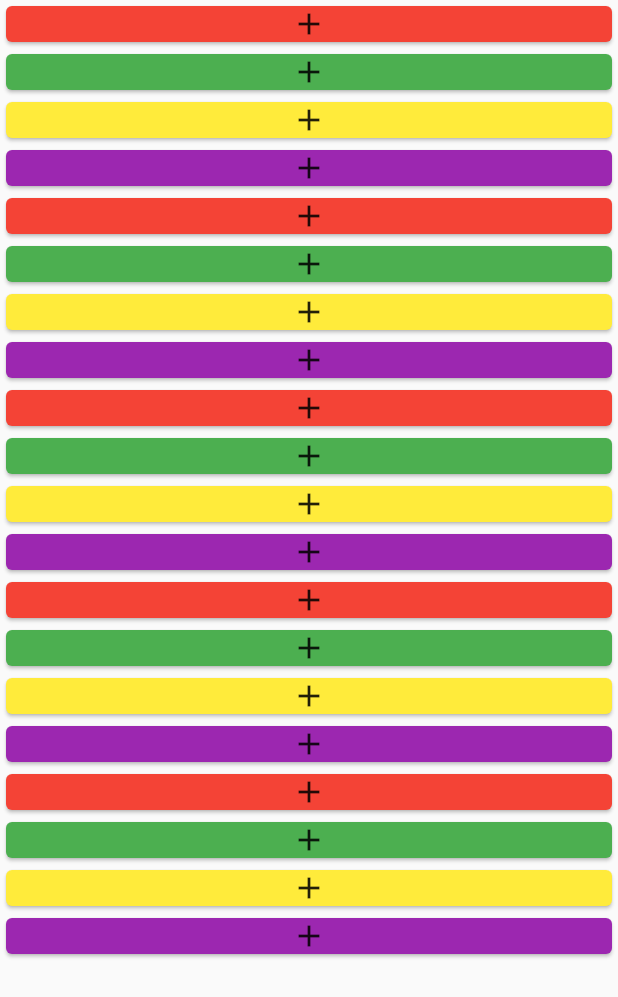
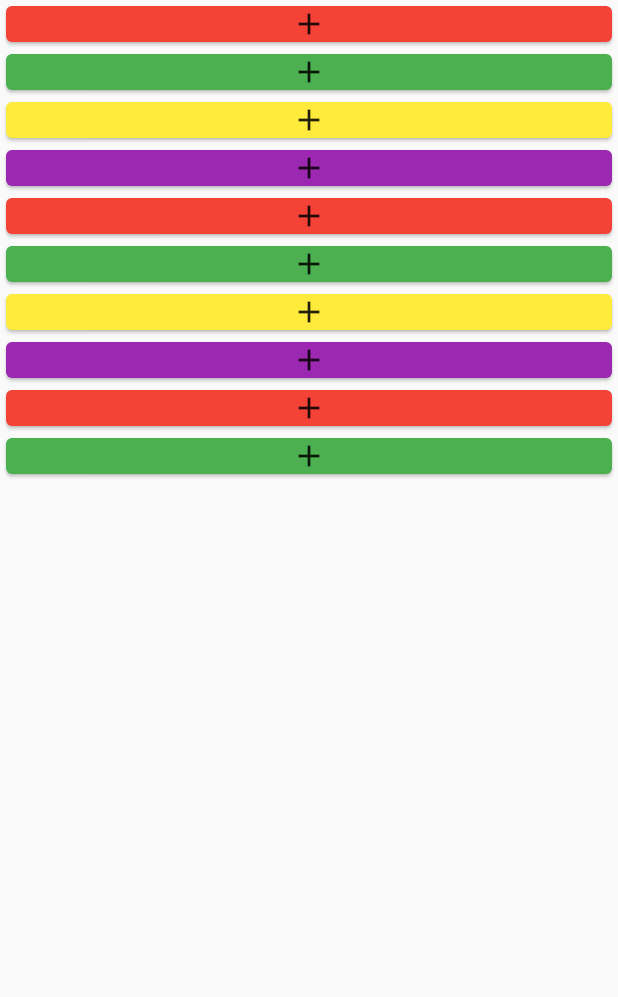
Before and after one commit to sreedeviluminar/my_prroject, a Flutter app: the List_Custom screen opened directly, on a phone screen of 412 x 824 dp. Shown: the top 997 px of the screen. Run offline on Flutter 3.47's test engine with Material 2 defaults, Android fonts, the phone set to English and light mode, and no system bars; our stand-ins replace device_preview, fluttertoast, google_fonts.

Commit message:
initial commit

```diff
--- a/lib/list_custom.dart
+++ b/lib/list_custom.dart
@@ -33,20 +33,28 @@ class List_Custom extends StatelessWidget {
   Widget build(BuildContext context) {
     return Scaffold(
       body: ListView.custom(
-          childrenDelegate: SliverChildListDelegate(
-              // [
-              //   const Card(color: Colors.red,child: Center(child: Icon(Icons.add),),),
-              //   const Card(color: Colors.green,child: Center(child: Icon(Icons.add),),),
-              //   const Card(color: Colors.yellow,child: Center(child: Icon(Icons.add),),),
-              //   const Card(color: Colors.purple,child: Center(child: Icon(Icons.add),),)
-              // ]
-              List.generate(
-                  20,
-                  (index) => Card(
-                      color: colors[index],
-                      child: const Center(
-                        child: Icon(Icons.add),
-                      ))))),
+        // childrenDelegate: SliverChildListDelegate(
+        //     // [
+        //     //   const Card(color: Colors.red,child: Center(child: Icon(Icons.add),),),
+        //     //   const Card(color: Colors.green,child: Center(child: Icon(Icons.add),),),
+        //     //   const Card(color: Colors.yellow,child: Center(child: Icon(Icons.add),),),
+        //     //   const Card(color: Colors.purple,child: Center(child: Icon(Icons.add),),)
+        //     // ]
+        //     List.generate(
+        //         20,
+        //         (index) => Card(
+        //             color: colors[index],
+        //             child: const Center(
+        //               child: Icon(Icons.add),
+        //))))
+        childrenDelegate: SliverChildBuilderDelegate(
+            (context, index) => Card(
+                color: colors[index],
+                child: const Center(
+                  child: Icon(Icons.add),
+                )),
+            childCount: 10),
+      ),
     );
   }
 }
```
Also changed, not shown: lib/GridView_Ex.dart (added, +64 -0 lines).
